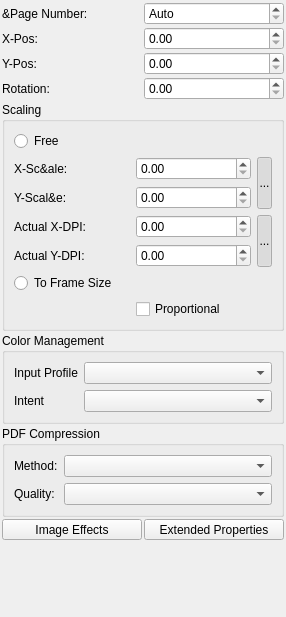
The window that scribus/ui/propertiespalette_imagebase.ui (scribusproject/scribus) describes before a commit, drawn with Qt 5.
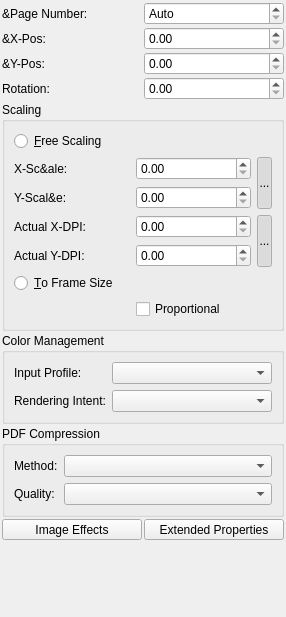
The same window after the commit. Custom widgets are drawn as their Qt base class.

Commit message: #13770: Simplify image palette strings translation <FirasH>

Diff of the .ui file:
```diff
--- a/scribus/ui/propertiespalette_imagebase.ui
+++ b/scribus/ui/propertiespalette_imagebase.ui
@@ -25,7 +25,7 @@
      <item row="2" column="0">
       <widget class="QLabel" name="xposImgLabel">
        <property name="text">
-        <string>X-Pos:</string>
+        <string>&amp;X-Pos:</string>
        </property>
       </widget>
      </item>
@@ -66,7 +66,7 @@
      <item row="3" column="0">
       <widget class="QLabel" name="yposImgLabel">
        <property name="text">
-        <string>Y-Pos:</string>
+        <string>&amp;Y-Pos:</string>
        </property>
       </widget>
      </item>
@@ -196,7 +196,7 @@
       <item row="0" column="0">
        <widget class="QRadioButton" name="freeScale">
         <property name="text">
-         <string>Free</string>
+         <string>&amp;Free Scaling</string>
         </property>
        </widget>
       </item>
@@ -210,7 +210,7 @@
       <item row="6" column="0">
        <widget class="QRadioButton" name="frameScale">
         <property name="text">
-         <string>To Frame Size</string>
+         <string>&amp;To Frame Size</string>
         </property>
        </widget>
       </item>
@@ -226,7 +226,7 @@
       <item row="0" column="0">
        <widget class="QLabel" name="inputProfLabel">
         <property name="text">
-         <string>Input Profile</string>
+         <string>Input Profile:</string>
         </property>
        </widget>
       </item>
@@ -243,7 +243,7 @@
       <item row="1" column="0">
        <widget class="QLabel" name="renderIntentLabel">
         <property name="text">
-         <string>Intent</string>
+         <string>Rendering Intent:</string>
         </property>
        </widget>
       </item>
```
Left out of the diff: 64 changed lines with no effect on the pictures. The commit also changes 1 other file.
